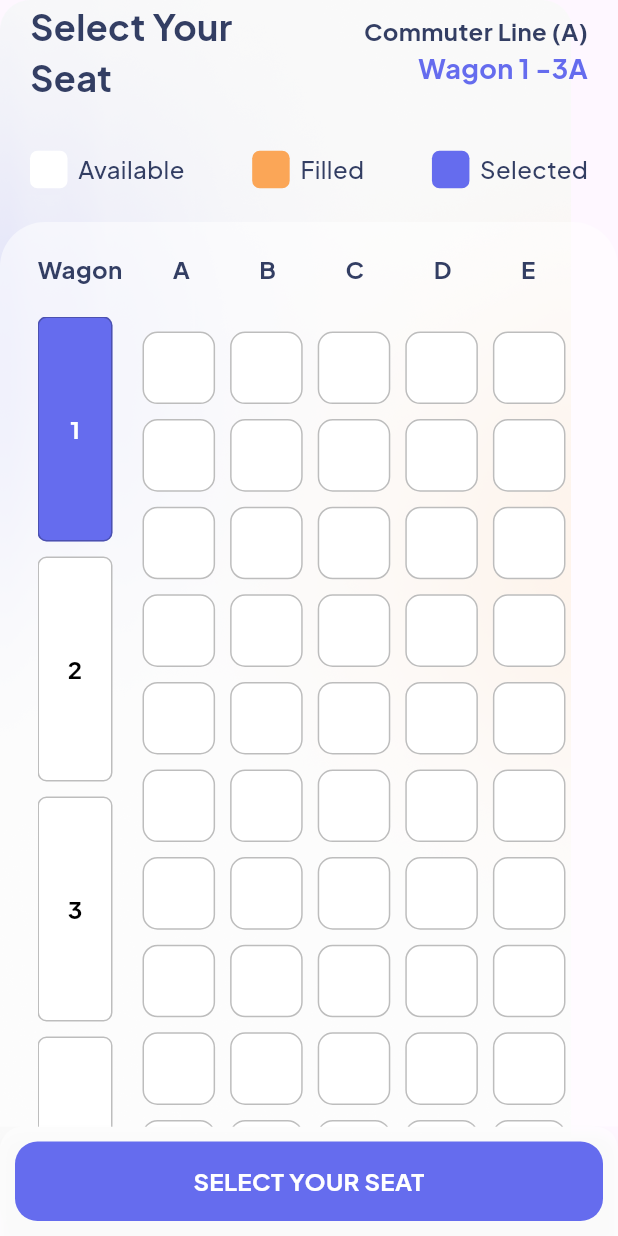
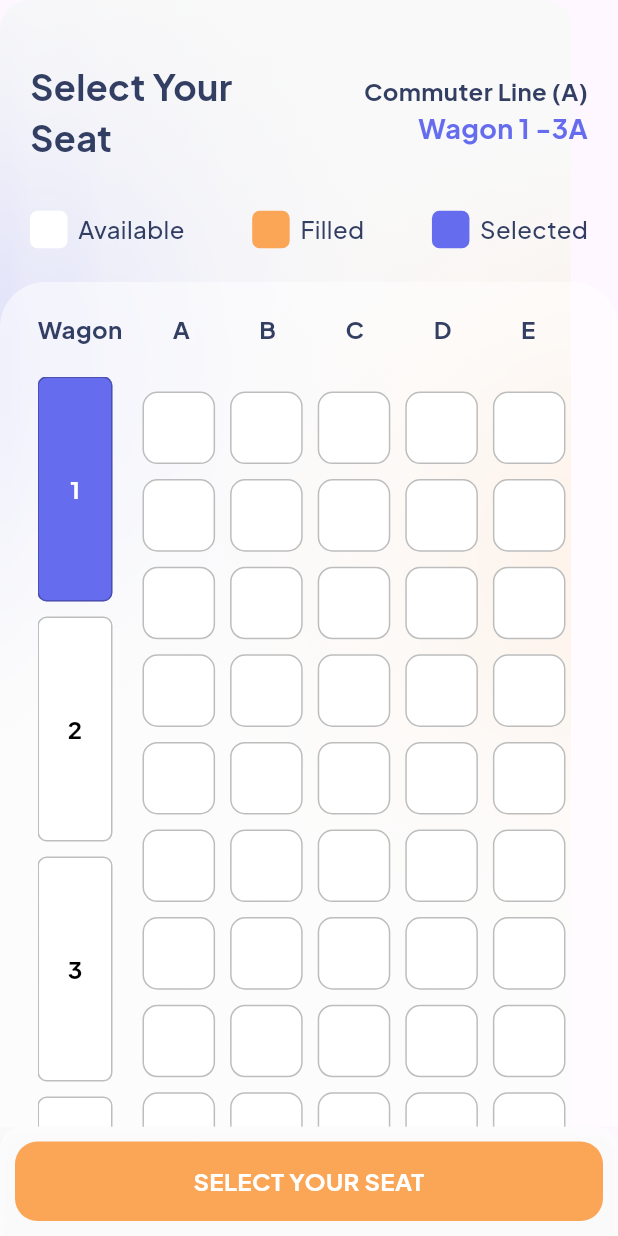
Before and after one commit to itsmhyne/app-train-ticket, a Flutter app: the SeatChooser screen opened directly, on a phone screen of 412 x 824 dp. Run offline on Flutter 3.47's test engine with Material 3 defaults, Android fonts, the phone set to English and light mode, and no system bars; our stand-ins replace dotted_line, flutter_svg.

Commit message:
fix some layout

```diff
--- a/lib/main.dart
+++ b/lib/main.dart
@@ -28,8 +28,8 @@ class MyApp extends StatelessWidget {
           fontFamily: 'PlusJakartaSans'),
       // home: const TicketListScreen(),
       // home: const OrderingSummaryScreen(),
-      // home: const HomeScreen(),
-      home: const SeatChooser(),
+      // home: const SeatChooser(),
+      home: const HomeScreen(),
     );
   }
 }
--- a/lib/screens/orderingsummary_screen.dart
+++ b/lib/screens/orderingsummary_screen.dart
@@ -409,7 +409,7 @@ class OrderingSummaryScreen extends StatelessWidget {
                   children: [
                     Expanded(
                       child: GestureDetector(
-                        onDoubleTap: () {
+                        onTap: () {
                           Navigator.push(
                               context,
                               MaterialPageRoute(
--- a/lib/screens/seatchooser_screen.dart
+++ b/lib/screens/seatchooser_screen.dart
@@ -15,8 +15,8 @@ class SeatChooser extends StatelessWidget {
             fit: BoxFit.cover,
           ),
           Column(children: [
-            SizedBox(
-              height: MediaQuery.paddingOf(context).top,
+            const SizedBox(
+              height: 40,
             ),
             Padding(
               padding: const EdgeInsets.symmetric(horizontal: 20),
@@ -195,7 +195,7 @@ class SeatChooser extends StatelessWidget {
                   padding:
                       const EdgeInsets.symmetric(vertical: 15, horizontal: 20),
                   decoration: BoxDecoration(
-                      color: secondaryColor,
+                      color: orangeColor,
                       borderRadius: BorderRadius.circular(15)),
                   child: Text(
                     "SELECT YOUR SEAT",
--- a/lib/screens/ticketlist_screen.dart
+++ b/lib/screens/ticketlist_screen.dart
@@ -301,7 +301,7 @@ class TicketListScreen extends StatelessWidget {
                     padding: const EdgeInsets.symmetric(
                         vertical: 15, horizontal: 20),
                     decoration: BoxDecoration(
-                        color: secondaryColor,
+                        color: orangeColor,
                         borderRadius: BorderRadius.circular(15)),
                     child: Row(
                       mainAxisSize: MainAxisSize.min,
```
